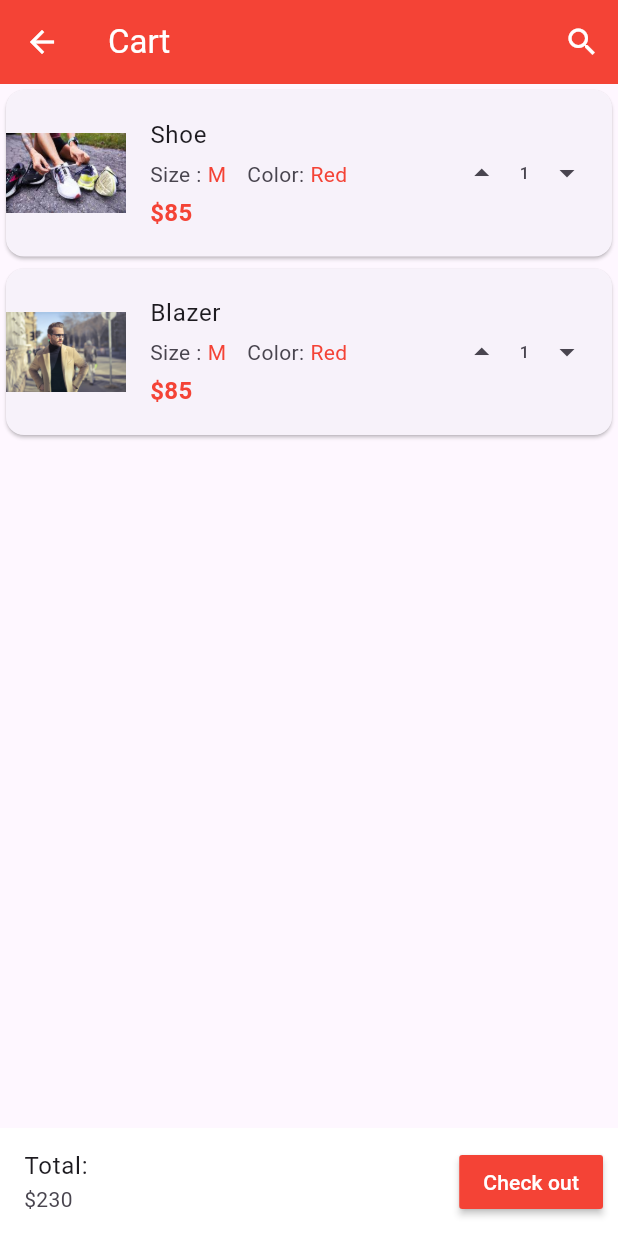
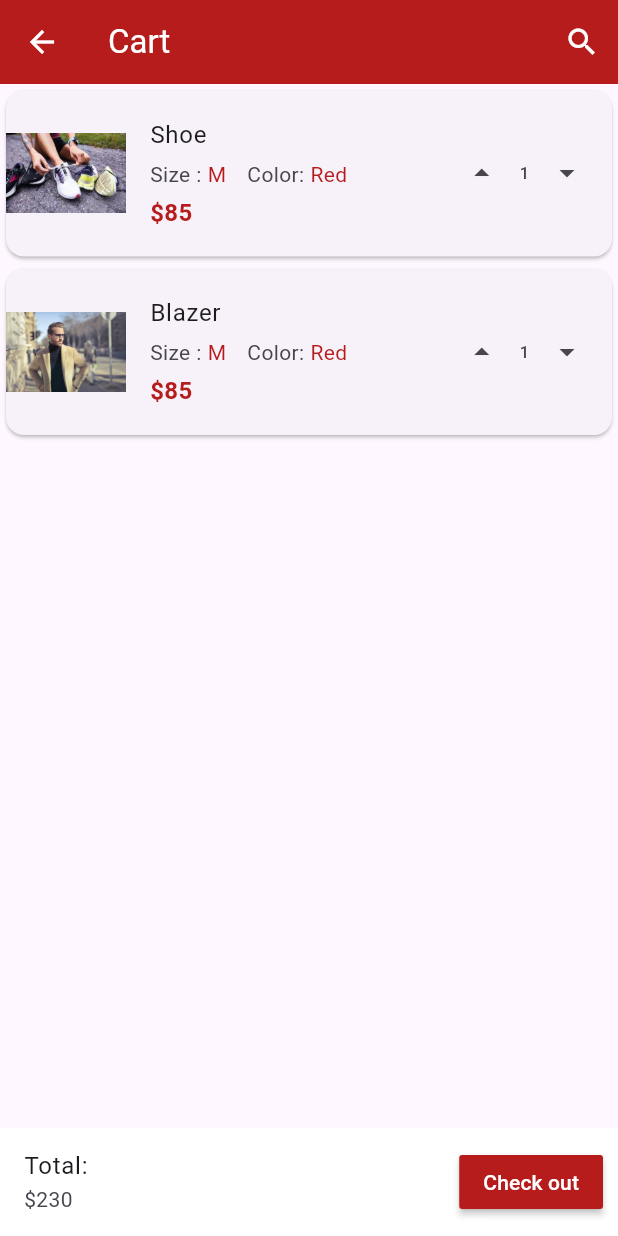
Before and after one commit to Meriem-Boussoufa/e-commerce_app, a Flutter app: the Home screen opened directly, scrolled down 576 dp, after a tap on the "shopping cart" icon, on a phone screen of 412 x 824 dp. Run offline on Flutter 3.47's test engine with Material 3 defaults, Android fonts, the phone set to English and light mode, and no system bars; our stand-ins replace cloud_firestore, firebase_auth, firebase_core, firebase_database, flutter_carousel_widget, fluttertoast and 2 more; accounts and stored records are empty.

Commit message:
Add Sign out method

```diff
--- a/lib/components/cart_products.dart
+++ b/lib/components/cart_products.dart
@@ -117,7 +117,9 @@ class SingleCartProducts extends StatelessWidget {
                     padding: const EdgeInsets.all(4.0),
                     child: Text(
                       productSize,
-                      style: const TextStyle(color: Colors.red),
+                      style: TextStyle(
+                        color: Colors.red.shade900,
+                      ),
                     )),
                 const Padding(
                   padding: EdgeInsets.fromLTRB(10, 0, 0, 0),
@@ -127,7 +129,9 @@ class SingleCartProducts extends StatelessWidget {
                     padding: const EdgeInsets.all(4.0),
                     child: Text(
                       productColor,
-                      style: const TextStyle(color: Colors.red),
+                      style: TextStyle(
+                        color: Colors.red.shade900,
+                      ),
                     )),
               ],
             ),
@@ -135,10 +139,10 @@ class SingleCartProducts extends StatelessWidget {
               alignment: Alignment.topLeft,
               child: Text(
                 "\$$productPrice",
-                style: const TextStyle(
+                style: TextStyle(
                   fontSize: 16,
                   fontWeight: FontWeight.bold,
-                  color: Colors.red,
+                  color: Colors.red.shade900,
                 ),
               ),
             )
--- a/lib/components/products.dart
+++ b/lib/components/products.dart
@@ -153,8 +153,8 @@ class SingleProduct extends StatelessWidget {
                   ),
                   title: Text(
                     "\$$productPrice",
-                    style: const TextStyle(
-                      color: Colors.red,
+                    style: TextStyle(
+                      color: Colors.red.shade900,
                       fontWeight: FontWeight.w800,
                     ),
                   ),
--- a/lib/pages/cart.dart
+++ b/lib/pages/cart.dart
@@ -14,7 +14,7 @@ class _CartState extends State<Cart> {
     return Scaffold(
       appBar: AppBar(
         iconTheme: const IconThemeData(color: Colors.white),
-        backgroundColor: Colors.red,
+        backgroundColor: Colors.red.shade900,
         title: const Text(
           "Cart",
           style: TextStyle(color: Colors.white),
@@ -43,7 +43,7 @@ class _CartState extends State<Cart> {
             child: Expanded(
                 child: MaterialButton(
               onPressed: () {},
-              color: Colors.red,
+              color: Colors.red.shade900,
               child: const Text(
                 "Check out",
                 style: TextStyle(color: Colors.white),
--- a/lib/pages/home.dart
+++ b/lib/pages/home.dart
@@ -1,19 +1,27 @@
 import 'package:e_commerce_app/components/horizontal_list.dart';
+import 'package:e_commerce_app/pages/login.dart';
+import 'package:firebase_auth/firebase_auth.dart';
 import 'package:flutter/material.dart';
 import 'package:flutter_carousel_widget/flutter_carousel_widget.dart';
+import 'package:google_sign_in/google_sign_in.dart';
 
 import '../components/products.dart';
 import 'cart.dart';
 
-class Home extends StatelessWidget {
-  const Home({super.key});
+class Home extends StatefulWidget {
+  Home({super.key});
 
+  @override
+  State<Home> createState() => _HomeState();
+}
+
+class _HomeState extends State<Home> {
   @override
   Widget build(BuildContext context) {
     return Scaffold(
       appBar: AppBar(
         iconTheme: const IconThemeData(color: Colors.white),
-        backgroundColor: Colors.red,
+        backgroundColor: Colors.red.shade900,
         title: const Text(
           "E-Commerce App",
           style: TextStyle(color: Colors.white),
@@ -50,58 +58,97 @@ class Home extends StatelessWidget {
                 ),
               ),
             ),
-            decoration: const BoxDecoration(
-              color: Colors.red,
+            decoration: BoxDecoration(
+              color: Colors.red.shade900,
             ),
           ),
           InkWell(
             onTap: () {},
-            child: const ListTile(
-              title: Text('Home Page'),
-              leading: Icon(Icons.home),
+            child: ListTile(
+              title: const Text('Home Page'),
+              leading: Icon(
+                Icons.home,
+                color: Colors.red.shade900,
+                size: 30,
+              ),
             ),
           ),
           InkWell(
             onTap: () {},
-            child: const ListTile(
-              title: Text('My Account'),
-              leading: Icon(Icons.person),
+            child: ListTile(
+              title: const Text('My Account'),
+              leading: Icon(
+                Icons.person,
+                color: Colors.red.shade900,
+                size: 30,
+              ),
             ),
           ),
           InkWell(
             onTap: () {},
-            child: const ListTile(
-              title: Text('My Orders'),
-              leading: Icon(Icons.shopping_cart),
+            child: ListTile(
+              title: const Text('My Orders'),
+              leading: Icon(
+                Icons.shopping_cart,
+                color: Colors.red.shade900,
+                size: 30,
+              ),
             ),
           ),
           InkWell(
             onTap: () {},
-            child: const ListTile(
-              title: Text('Categories'),
-              leading: Icon(Icons.dashboard),
+            child: ListTile(
+              title: const Text('Categories'),
+              leading: Icon(
+                Icons.dashboard,
+                color: Colors.red.shade900,
+                size: 30,
+              ),
             ),
           ),
           InkWell(
             onTap: () {},
-            child: const ListTile(
-              title: Text('Favourites'),
-              leading: Icon(Icons.favorite),
+            child: ListTile(
+              title: const Text('Favourites'),
+              leading: Icon(
+                Icons.favorite,
+                color: Colors.red.shade900,
+                size: 30,
+              ),
             ),
           ),
           const Divider(),
           InkWell(
             onTap: () {},
-            child: const ListTile(
-              title: Text('Settings'),
-              leading: Icon(Icons.settings),
+            child: ListTile(
+              title: const Text('Settings'),
+              leading: Icon(
+                Icons.settings,
+                color: Colors.red.shade900,
+                size: 30,
+              ),
             ),
           ),
           InkWell(
             onTap: () {},
-            child: const ListTile(
-              title: Text('About'),
-              leading: Icon(Icons.help),
+            child: ListTile(
+              title: const Text('About'),
+              leading: Icon(
+                Icons.help,
+                color: Colors.red.shade900,
+                size: 30,
+              ),
+            ),
+          ),
+          InkWell(
+            onTap: logOutUser,
+            child: ListTile(
+              title: const Text('Sign Out'),
+              leading: Icon(
+                Icons.logout,
+                color: Colors.red.shade900,
+                size: 30,
+              ),
             ),
           ),
         ]),
@@ -143,4 +190,17 @@ class Home extends StatelessWidget {
       ),
     );
   }
+
+  final GoogleSignIn googleSignIn = GoogleSignIn();
+
+  Future<void> logOutUser() async {
+    await FirebaseAuth.instance.signOut();
+    await googleSignIn.disconnect();
+    await googleSignIn.signOut();
+
+    // ignore: use_build_context_synchronously
+    Navigator.of(context).pushAndRemoveUntil(
+        MaterialPageRoute(builder: (context) => const Login()),
+        (Route<dynamic> route) => false);
+  }
 }
--- a/lib/pages/login.dart
+++ b/lib/pages/login.dart
@@ -49,7 +49,7 @@ class _LoginState extends State<Login> {
 
     if (isLoggedin == true) {
       Navigator.pushReplacement(
-          context, MaterialPageRoute(builder: (context) => const Home()));
+          context, MaterialPageRoute(builder: (context) => Home()));
     }
     setState(() {
       loading = false;
@@ -86,6 +86,8 @@ class _LoginState extends State<Login> {
         await preferences!.setString("id", user.uid);
         await preferences!.setString("username", user.displayName!);
         await preferences!.setString("profilePicture", user.photoURL!);
+        Navigator.pushReplacement(
+            context, MaterialPageRoute(builder: (context) => Home()));
       } else {
         await preferences!.setString("id", documents[0]["id"]);
         await preferences!.setString("username", documents[0]["username"]);
--- a/lib/pages/product_details.dart
+++ b/lib/pages/product_details.dart
@@ -27,7 +27,7 @@ class _ProductDetailsState extends State<ProductDetails> {
     return Scaffold(
       appBar: AppBar(
         iconTheme: const IconThemeData(color: Colors.white),
-        backgroundColor: Colors.red,
+        backgroundColor: Colors.red.shade900,
         title: const Text(
           "E-Commerce App",
           style: TextStyle(color: Colors.white),
@@ -74,8 +74,9 @@ class _ProductDetailsState extends State<ProductDetails> {
                       Expanded(
                           child: Text(
                         "\$${widget.productDetailNewPrice}",
-                        style: const TextStyle(
-                            color: Colors.red, fontWeight: FontWeight.bold),
+                        style: TextStyle(
+                            color: Colors.red.shade900,
+                            fontWeight: FontWeight.bold),
                       ))
                     ],
                   ),
@@ -182,7 +183,7 @@ class _ProductDetailsState extends State<ProductDetails> {
               Expanded(
                 child: MaterialButton(
                   onPressed: () {},
-                  color: Colors.red,
+                  color: Colors.red.shade900,
                   textColor: Colors.white,
                   elevation: 0.2,
                   child: const Text("Buy Now"),
@@ -191,12 +192,12 @@ class _ProductDetailsState extends State<ProductDetails> {
               IconButton(
                 onPressed: () {},
                 icon: const Icon(Icons.add_shopping_cart),
-                color: Colors.red,
+                color: Colors.red.shade900,
               ),
               IconButton(
                 onPressed: () {},
                 icon: const Icon(Icons.favorite_border),
-                color: Colors.red,
+                color: Colors.red.shade900,
               ),
             ],
           ),
--- a/lib/pages/register.dart
+++ b/lib/pages/register.dart
@@ -346,7 +346,7 @@ class _SignUpState extends State<SignUp> {
                   log(err.toString()),
                 });
         Navigator.pushReplacement(
-            context, MaterialPageRoute(builder: (context) => const Home()));
+            context, MaterialPageRoute(builder: (context) => Home()));
       }
     }
   }
```
